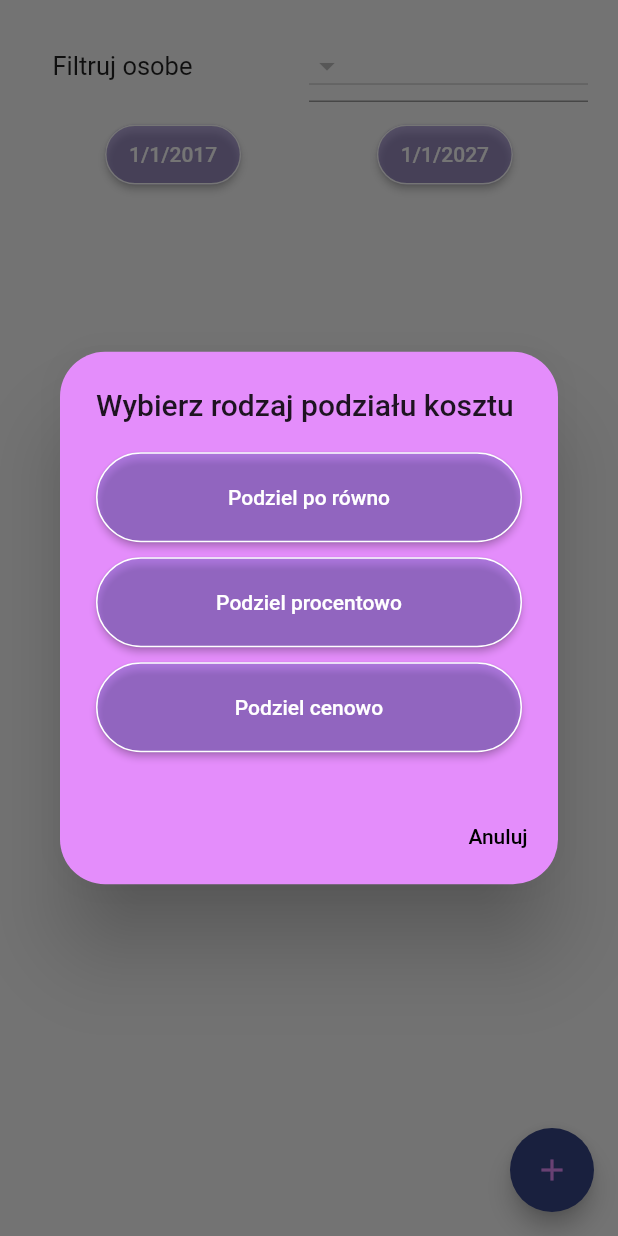
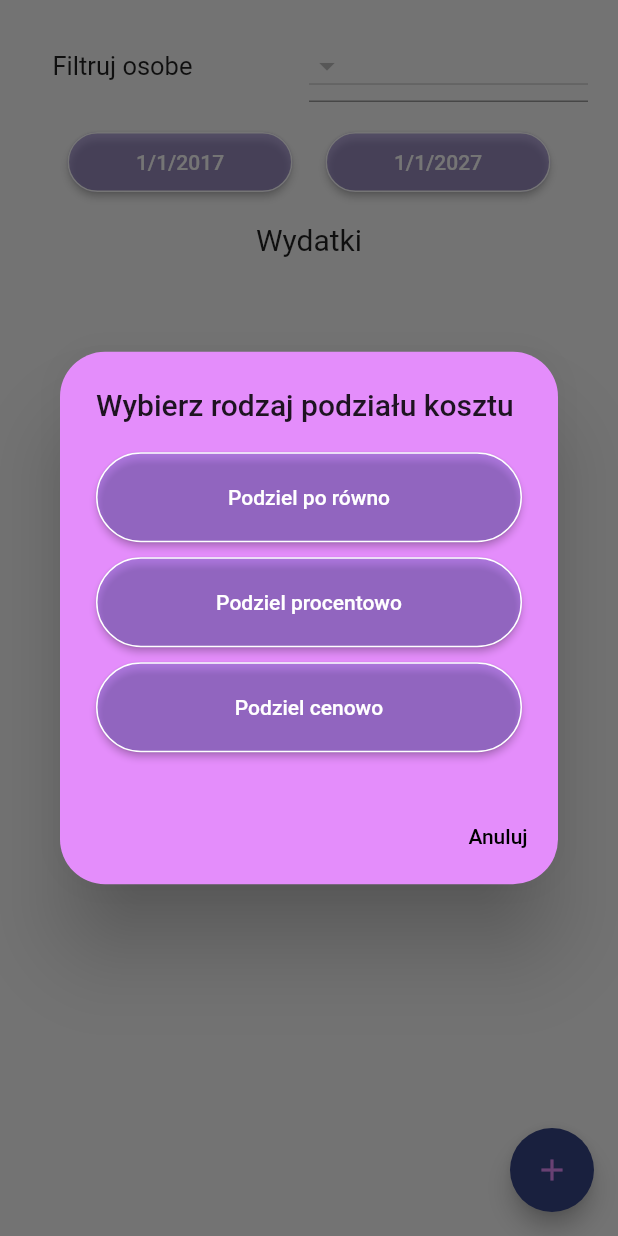
Before and after one commit to marcin62/SplitCost, a Flutter app: the Expenses screen opened directly, after a tap on the "add" icon, on a phone screen of 412 x 824 dp. Run offline on Flutter 3.47's test engine with Material 2 defaults, Android fonts, the phone set to English and light mode, and no system bars; our stand-ins replace cloud_firestore, file_picker, firebase_auth, firebase_core, firebase_storage, flutter_settings_screens and 2 more; accounts and stored records are empty; network calls fail.

Commit message:
Group settings correct view

```diff
--- a/lib/screens/groups/expenses/expenses.dart
+++ b/lib/screens/groups/expenses/expenses.dart
@@ -37,9 +37,11 @@ class _ExpensesState extends State<Expenses> {
         // _buildImage(group),
         // SizedBox(height: 15,),
         _dropDownCategory(group),
+        SizedBox(height: 20,),
+        Center(child:_picdate()),
+        SizedBox(height: 20,),
+        Text("Wydatki",style: TextStyle(fontSize: 20),),
         SizedBox(height: 15,),
-        Center(child:picdate()),
-        SizedBox(height: 5,),
         StreamProvider<List<MyExpenses>>.value(
           value: DatabaseService().getexpensesgroup(userr,group.groupid, dataRange==null ? dataRangeifnotcheck : dataRange),
           initialData: [],
@@ -91,17 +93,17 @@ class _ExpensesState extends State<Expenses> {
     });
   }
 
-  Widget picdate() => Container(
+  Widget _picdate() => Container(
     width: MediaQuery.of(context).size.width/4*5,
     height: 40,
     alignment: Alignment.center,
     child: Row(
       children: [
-        SizedBox(width: 50,),
-        ElevatedButton(style: MyDecoration.remindbuttonStyle,onPressed: () => pickDateRange(context), child: Text(getFrom())),
+        SizedBox(width: 25,),
+        ElevatedButton(style: MyDecoration.remindbuttonStyle.copyWith(minimumSize:MaterialStateProperty.all<Size>(Size(150,50))),onPressed: () => pickDateRange(context), child: Text(getFrom())),
         Spacer(),
-        ElevatedButton(style: MyDecoration.remindbuttonStyle,onPressed:  () => pickDateRange(context), child: Text(getUntil())),
-        SizedBox(width: 50,),
+        ElevatedButton(style: MyDecoration.remindbuttonStyle.copyWith(minimumSize:MaterialStateProperty.all<Size>(Size(150,50))),onPressed:  () => pickDateRange(context), child: Text(getUntil())),
+        SizedBox(width: 25,),
       ],
     ),
   );
@@ -281,12 +283,15 @@ class _ExpenseListState extends State<ExpenseList>{
   Widget build(BuildContext context){
 
     final expense = Provider.of<List<MyExpenses>>(context);
-
-    return ListView.builder(
-      itemCount: expense.length ?? 0,
-      itemBuilder: (context,index){
-        return ExpenseTile(expense: expense[index]);
-      },
+    return MediaQuery.removePadding(
+      context: context,
+      removeTop: true,
+      child: ListView.builder(
+        itemCount: expense.length ?? 0,
+        itemBuilder: (context,index){
+          return ExpenseTile(expense: expense[index]);
+        },
+      ),
     );
 
   }
```
Also changed, not shown: lib/screens/groups/members/members.dart (+9 -23 lines), lib/screens/groups/settings/settings.dart (+5 -7 lines), lib/screens/groups/settings/usersmanagement.dart (+11 -14 lines).
